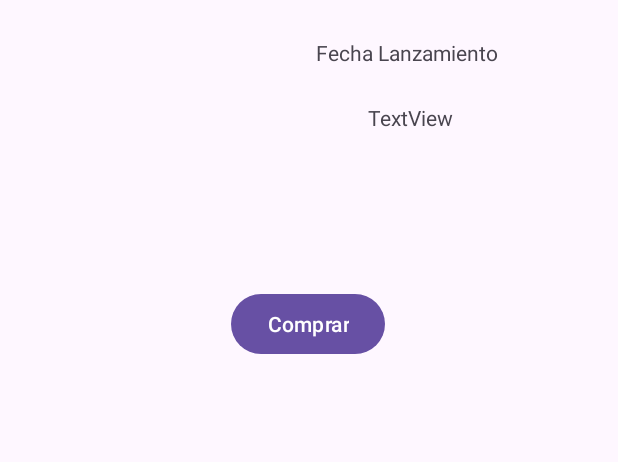
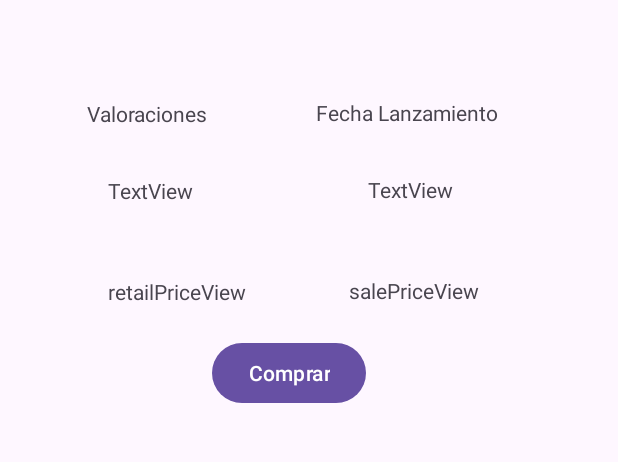
Before and after one commit to salinas116030/Gamelytics, an Android app: the layout activity_deal.xml on its own in the app's theme, with its tools: preview values and no code run, on a phone screen of 412 x 824 dp, the part 284-746 px from its top. Run offline under Robolectric (Android 15) with nearby library versions, the phone set to English and light mode, and no system bars.

Commit message:
Creating ListItemDealAdapter && activityt_deal.xml

```diff
--- a/app/src/main/java/com/example/gamelytics/views/customs/ListItemDealAdapter.java
+++ b/app/src/main/java/com/example/gamelytics/views/customs/ListItemDealAdapter.java
@@ -25,6 +25,12 @@ public class ListItemDealAdapter extends BaseAdapter {
         this.context = context;
         this.deals = deals;
         this.stores = stores;
+    }
+
+    public void updateData(List<DealItem> newDeals, List<Store> newStores) {
+        this.deals = newDeals;
+        this.stores = newStores;
+        notifyDataSetChanged();
     }
 
     @Override
--- a/app/src/main/res/layout/activity_deal.xml
+++ b/app/src/main/res/layout/activity_deal.xml
@@ -4,7 +4,7 @@
     xmlns:tools="http://schemas.android.com/tools"
     android:layout_width="match_parent"
     android:layout_height="match_parent"
-    tools:context=".views.PriceDetailedActivity">
+    tools:context=".views.DealActivity">
 
     <ImageView
         android:id="@+id/dealImageView"
@@ -17,10 +17,10 @@
         app:srcCompat="@drawable/ic_launcher_background" />
 
     <TextView
-        android:id="@+id/releaseDate"
+        android:id="@+id/releaseDateTextView"
         android:layout_width="wrap_content"
         android:layout_height="wrap_content"
-        android:layout_marginTop="116dp"
+        android:layout_marginTop="156dp"
         android:layout_marginEnd="80dp"
         android:text="Fecha Lanzamiento"
         app:layout_constraintEnd_toEndOf="parent"
@@ -29,24 +29,40 @@
         app:layout_constraintTop_toBottomOf="@+id/platformsTextView" />
 
     <TextView
-        android:id="@+id/releaseDateTextView"
+        android:id="@+id/releaseDateView"
         android:layout_width="wrap_content"
         android:layout_height="wrap_content"
-        android:layout_marginTop="24dp"
+        android:layout_marginTop="32dp"
         android:text="TextView"
         app:layout_constraintEnd_toEndOf="parent"
         app:layout_constraintHorizontal_bias="0.691"
         app:layout_constraintStart_toStartOf="parent"
-        app:layout_constraintTop_toBottomOf="@+id/releaseDate" />
+        app:layout_constraintTop_toBottomOf="@+id/releaseDateTextView" />
+
+    <TextView
+        android:id="@+id/releaseRatingView"
+        android:layout_width="wrap_content"
+        android:layout_height="wrap_content"
+        android:layout_marginTop="32dp"
+        android:text="TextView"
+        app:layout_constraintEnd_toEndOf="parent"
+        app:layout_constraintHorizontal_bias="0.203"
+        app:layout_constraintStart_toStartOf="parent"
+        app:layout_constraintTop_toBottomOf="@+id/ratingTextView" />
 
     <ListView
-        android:id="@+id/shopListView"
+        android:id="@+id/screenshotListView"
         android:layout_width="396dp"
         android:layout_height="243dp"
+        android:layout_marginStart="7dp"
+        android:layout_marginTop="54dp"
+        android:layout_marginEnd="8dp"
         android:layout_marginBottom="4dp"
         app:layout_constraintBottom_toBottomOf="parent"
         app:layout_constraintEnd_toEndOf="parent"
-        app:layout_constraintStart_toStartOf="parent" />
+        app:layout_constraintStart_toStartOf="parent"
+        app:layout_constraintTop_toBottomOf="@+id/buyDealButton"
+        app:layout_constraintVertical_bias="1.0" />
 
     <ImageView
         android:id="@+id/imageWindowsView"
@@ -82,12 +98,12 @@
         android:id="@+id/buyDealButton"
         android:layout_width="wrap_content"
         android:layout_height="wrap_content"
-        android:layout_marginTop="104dp"
+        android:layout_marginTop="88dp"
         android:text="Comprar"
         app:layout_constraintEnd_toEndOf="parent"
-        app:layout_constraintHorizontal_bias="0.498"
+        app:layout_constraintHorizontal_bias="0.456"
         app:layout_constraintStart_toStartOf="parent"
-        app:layout_constraintTop_toBottomOf="@+id/releaseDateTextView" />
+        app:layout_constraintTop_toBottomOf="@+id/releaseRatingView" />
 
     <TextView
         android:id="@+id/platformsTextView"
@@ -110,4 +126,43 @@
         app:layout_constraintStart_toStartOf="parent"
         app:layout_constraintTop_toTopOf="parent" />
 
+    <TextView
+        android:id="@+id/ratingTextView"
+        android:layout_width="wrap_content"
+        android:layout_height="wrap_content"
+        android:layout_marginStart="56dp"
+        android:layout_marginTop="66dp"
+        android:layout_marginEnd="72dp"
+        android:layout_marginBottom="32dp"
+        android:text="Valoraciones"
+        app:layout_constraintBottom_toTopOf="@+id/releaseRatingView"
+        app:layout_constraintEnd_toStartOf="@+id/releaseDateTextView"
+        app:layout_constraintHorizontal_bias="1.0"
+        app:layout_constraintStart_toStartOf="parent"
+        app:layout_constraintTop_toBottomOf="@+id/dealImageView" />
+
+    <TextView
+        android:id="@+id/retailPriceView"
+        android:layout_width="wrap_content"
+        android:layout_height="wrap_content"
+        android:layout_marginStart="72dp"
+        android:layout_marginTop="48dp"
+        android:layout_marginBottom="21dp"
+        android:text="retailPriceView"
+        app:layout_constraintBottom_toTopOf="@+id/buyDealButton"
+        app:layout_constraintStart_toStartOf="parent"
+        app:layout_constraintTop_toBottomOf="@+id/releaseRatingView" />
+
+    <TextView
+        android:id="@+id/salePriceView"
+        android:layout_width="wrap_content"
+        android:layout_height="wrap_content"
+        android:layout_marginStart="65dp"
+        android:layout_marginTop="48dp"
+        android:layout_marginEnd="90dp"
+        android:text="salePriceView"
+        app:layout_constraintEnd_toEndOf="parent"
+        app:layout_constraintStart_toEndOf="@+id/retailPriceView"
+        app:layout_constraintTop_toBottomOf="@+id/releaseDateView" />
+
 </androidx.constraintlayout.widget.ConstraintLayout>
```
